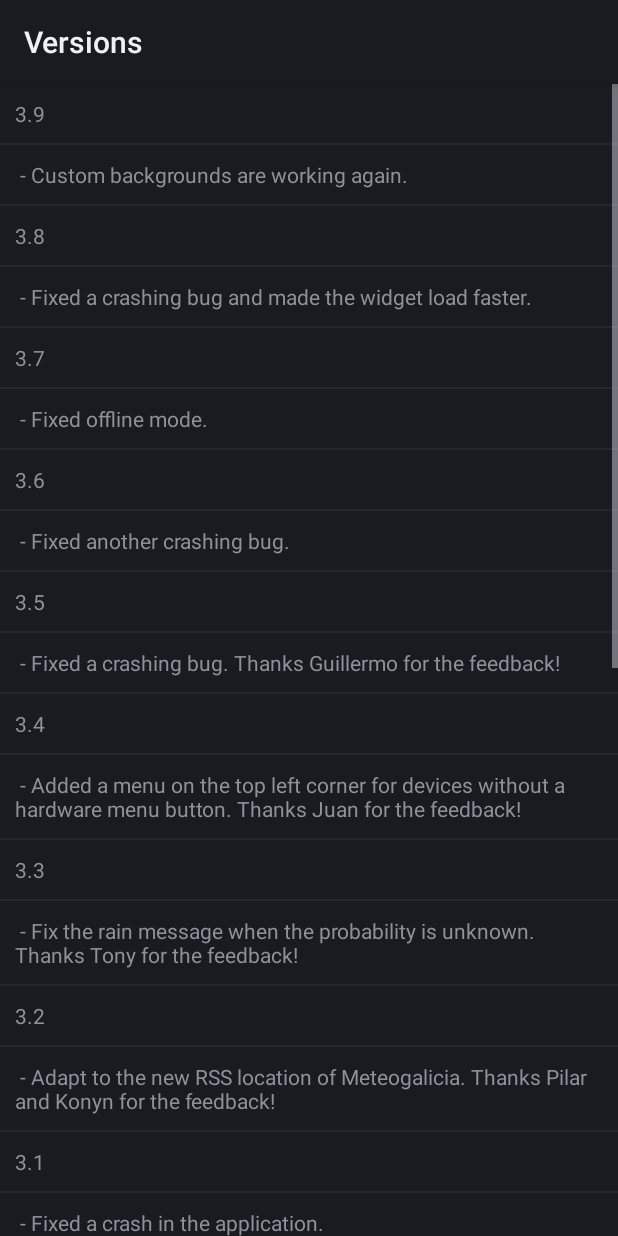
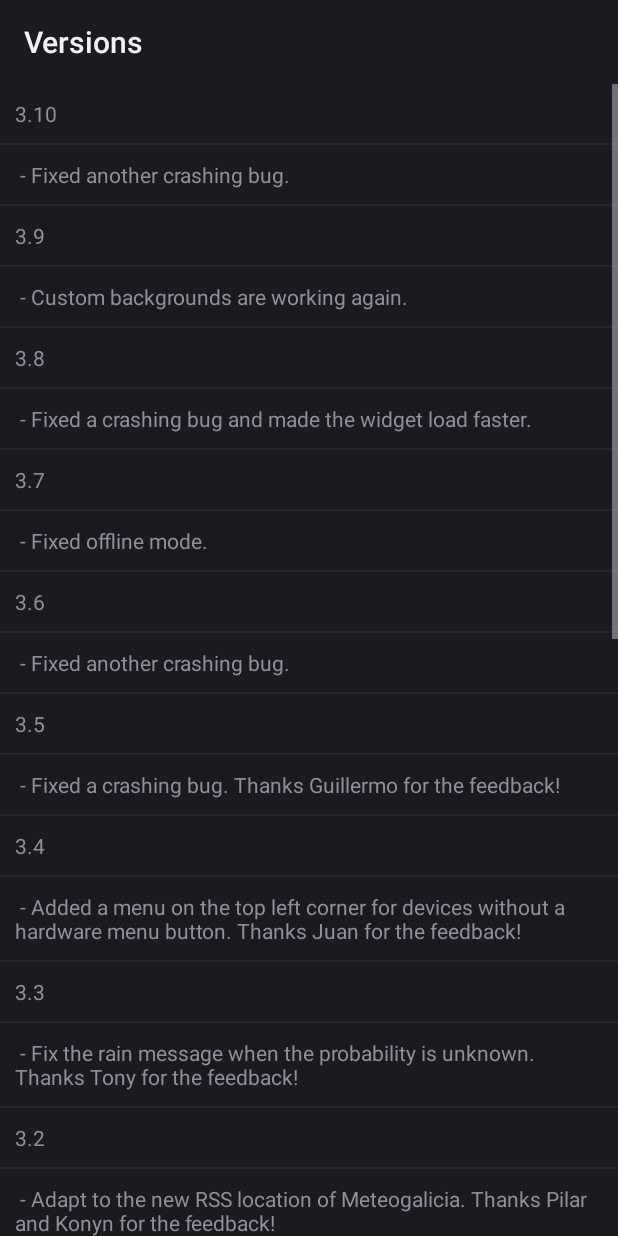
Before and after one commit to rubenlg/otempo, an Android app: the ChangeLog screen opened directly, with no data from a screen before it, on a phone screen of 412 x 824 dp. Run offline under Robolectric (Android 15) with nearby library versions, the phone set to English and light mode, and no system bars.

Commit message:
Fixed a bug when closing the app, and updated the version

```diff
--- a/app/src/main/AndroidManifest.xml
+++ b/app/src/main/AndroidManifest.xml
@@ -1,8 +1,8 @@
 <?xml version="1.0" encoding="utf-8"?>
 <manifest xmlns:android="http://schemas.android.com/apk/res/android"
     package="org.otempo"
-    android:versionCode="30"
-    android:versionName="3.9">
+    android:versionCode="31"
+    android:versionName="3.10">
 
     <uses-permission android:name="android.permission.INTERNET" />
     <uses-permission android:name="android.permission.ACCESS_COARSE_LOCATION" />
--- a/app/src/main/java/org/otempo/view/ChangeLog.java
+++ b/app/src/main/java/org/otempo/view/ChangeLog.java
@@ -34,6 +34,7 @@ public class ChangeLog extends ListActivity {
     protected void onCreate(Bundle savedInstanceState) {
         super.onCreate(savedInstanceState);
         Version[] versions = {
+                new Version("3.10", R.array.changelog_3_10),
                 new Version("3.9", R.array.changelog_3_9),
                 new Version("3.8", R.array.changelog_3_8),
                 new Version("3.7", R.array.changelog_3_7),
--- a/app/src/main/java/org/otempo/view/StationActivity.java
+++ b/app/src/main/java/org/otempo/view/StationActivity.java
@@ -253,7 +253,6 @@ public class StationActivity extends Activity implements OnSharedPreferenceChang
     @Override
     protected void onDestroy() {
         super.onDestroy();
-        unbindService(_serviceConnection);
         PreferenceManager.getDefaultSharedPreferences(getBaseContext()).unregisterOnSharedPreferenceChangeListener(this);
     }
 
@@ -741,7 +740,6 @@ public class StationActivity extends Activity implements OnSharedPreferenceChang
     private StationManager _stationManager = null;
     private ArrayAdapter<Station> _stationAdapter = null;
     private static FavoritesDB _favoritesDB = null;
-    private ServiceConnection _serviceConnection = null;
 
     private final static int DIALOG_LOADING_ID = 0;
     private final static int DIALOG_PREDICTION_EXPLAIN_ID = 1;
--- a/app/src/main/res/values/strings.xml
+++ b/app/src/main/res/values/strings.xml
@@ -123,6 +123,9 @@
 	<string name="wind_very_strong_southwest">very strong southwest</string>
 	<string name="wind_very_strong_west">very strong west</string>
 
+	<string-array name="changelog_3_10">
+		<item>Fixed another crashing bug.</item>
+	</string-array>
 	<string-array name="changelog_3_9">
 		<item>Custom backgrounds are working again.</item>
 	</string-array>
```
Also changed, not shown: 2 other files.
